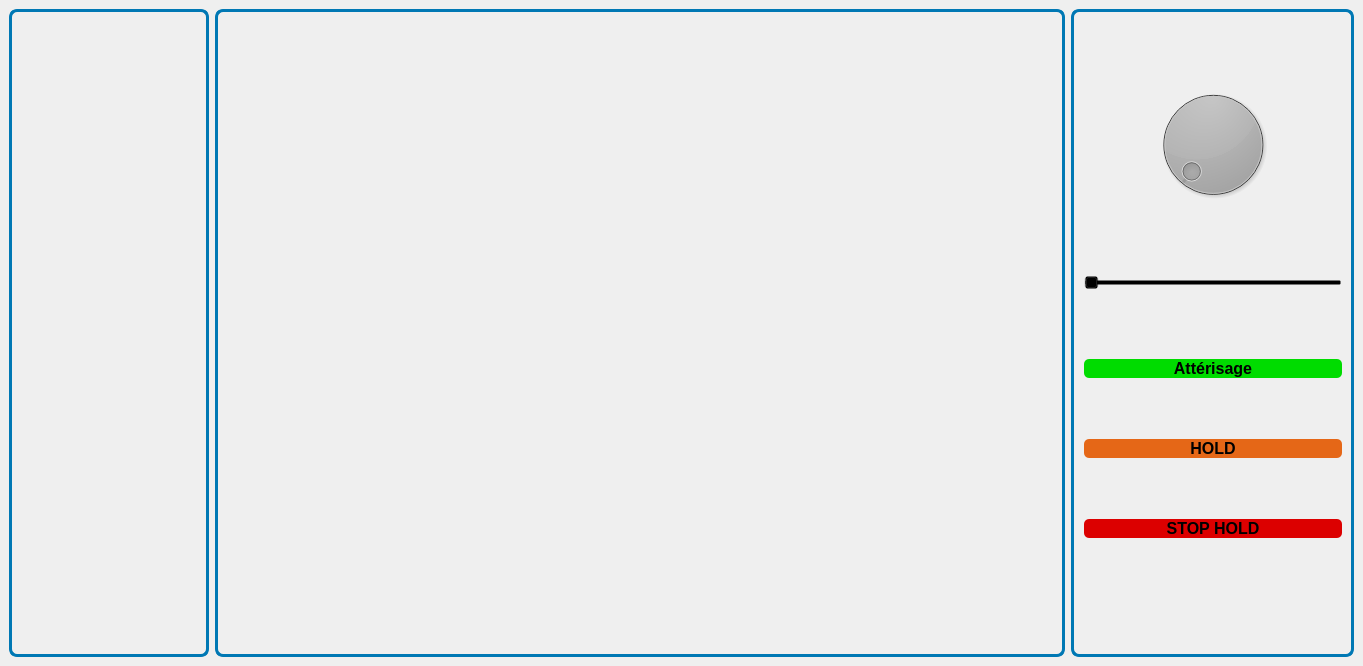
Above: radar.ui from arcreane/python-project-crash-test before the change. Below: the same form after it.
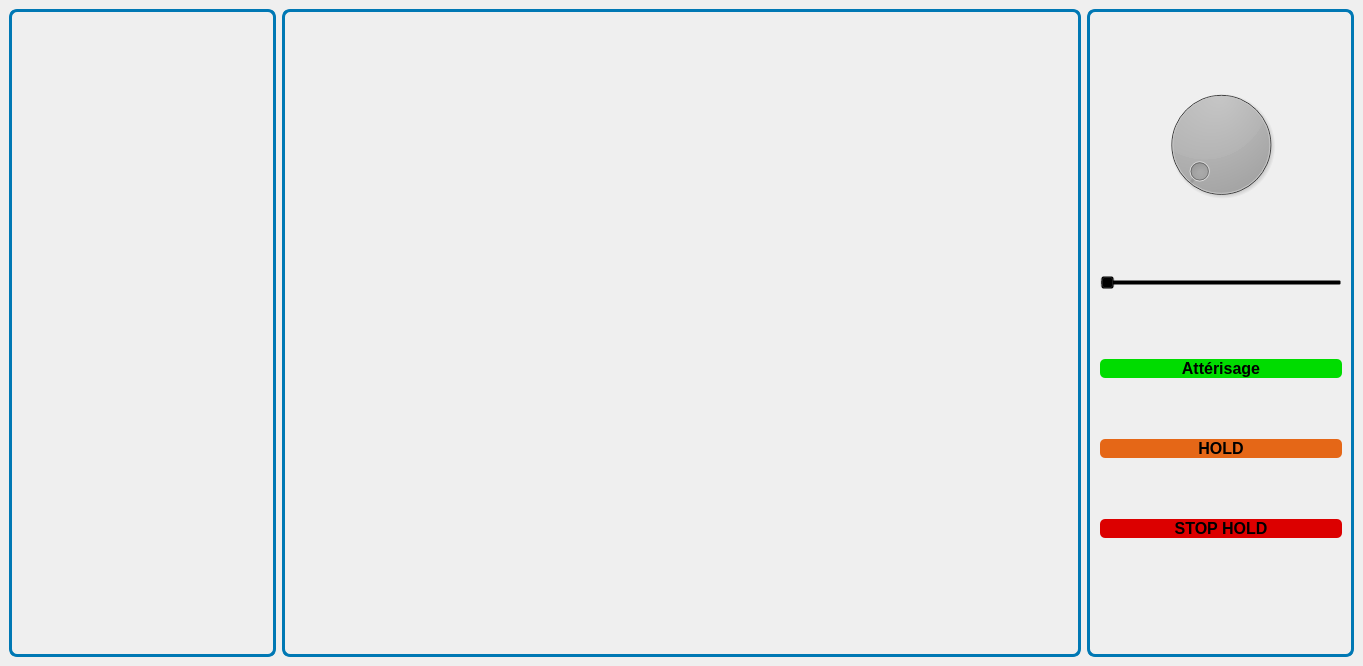
That is the form after the change.

Commit message: Connection des signaux Slots avec des actions, modif la classe plane et label info

The edit to the form file:
```diff
--- a/radar.ui
+++ b/radar.ui
@@ -26,7 +26,7 @@
 }
 </string>
    </property>
-   <layout class="QHBoxLayout" name="horizontalLayout" stretch="0,3,1">
+   <layout class="QHBoxLayout" name="horizontalLayout" stretch="1,3,1">
     <item>
      <widget class="QFrame" name="frameLeft">
       <property name="minimumSize">
```
The commit also changes 2 other files.
